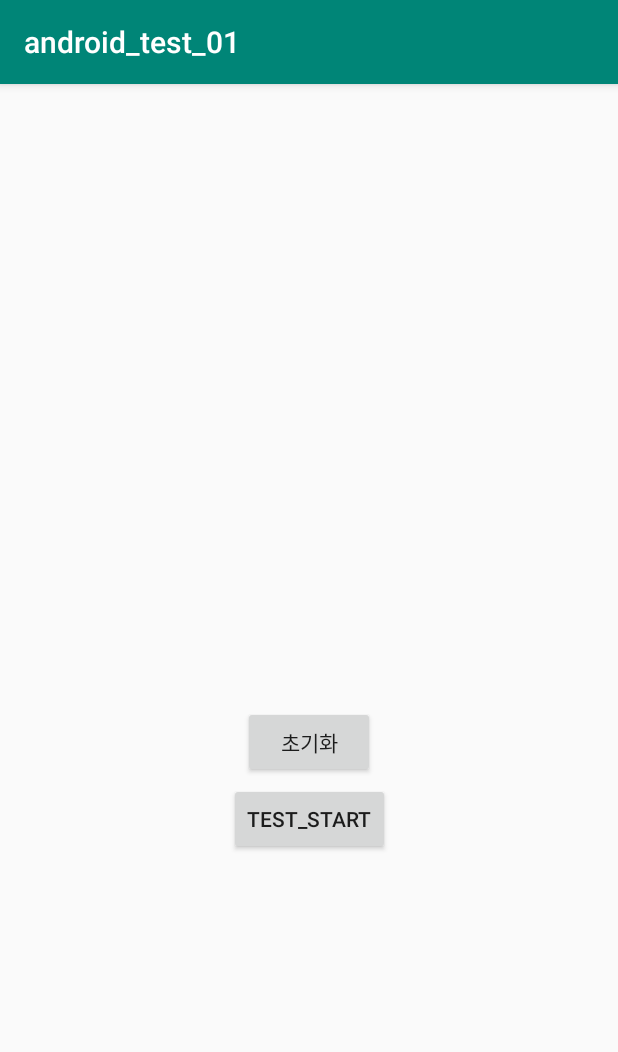
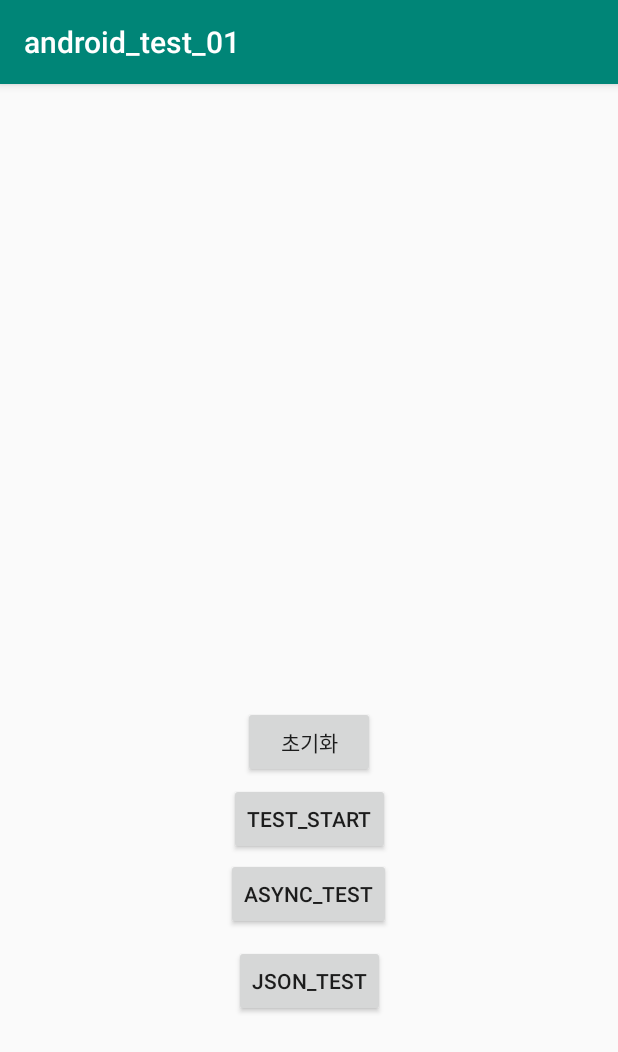
Before and after one commit to mickeyshoes/lab, an Android app: the screen it shows after launch (MainActivity), on a phone screen of 412 x 824 dp. Shown: the top 1052 px of the screen. Run offline under Robolectric (Android 15) with nearby library versions, the light colour scheme and no system bars.

Commit message:
asynctask

```diff
--- a/android_test_01/app/src/main/res/layout/activity_main.xml
+++ b/android_test_01/app/src/main/res/layout/activity_main.xml
@@ -30,7 +30,7 @@
         app:layout_constraintVertical_bias="0.647" />
 
     <Button
-        android:id="@+id/Astnc_start"
+        android:id="@+id/reset_start"
         android:layout_width="wrap_content"
         android:layout_height="wrap_content"
         android:text="초기화"
@@ -40,4 +40,27 @@
         app:layout_constraintTop_toTopOf="parent"
         app:layout_constraintVertical_bias="0.576" />
 
+    <Button
+        android:id="@+id/Astnc_start"
+        android:layout_width="wrap_content"
+        android:layout_height="wrap_content"
+        android:text="Async_test"
+        app:layout_constraintBottom_toBottomOf="parent"
+        app:layout_constraintHorizontal_bias="0.498"
+        app:layout_constraintLeft_toLeftOf="parent"
+        app:layout_constraintRight_toRightOf="parent"
+        app:layout_constraintTop_toTopOf="parent"
+        app:layout_constraintVertical_bias="0.717" />
+
+    <Button
+        android:id="@+id/json_start"
+        android:layout_width="wrap_content"
+        android:layout_height="wrap_content"
+        android:text="json_test"
+        app:layout_constraintBottom_toBottomOf="parent"
+        app:layout_constraintLeft_toLeftOf="parent"
+        app:layout_constraintRight_toRightOf="parent"
+        app:layout_constraintTop_toTopOf="parent"
+        app:layout_constraintVertical_bias="0.797" />
+
 </android.support.constraint.ConstraintLayout>
```
Also changed, not shown: android_test_01/app/src/main/java/com/example/android_test_01/MainActivity.java (+91 -1 lines), 1 other file.
